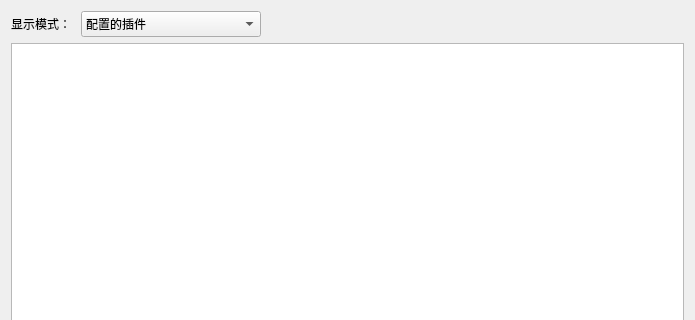
Above: DrillPluginInformationReader/Source/InformationModule/pluginListPart/p_PluginListPart.ui from DrillUp/DrillPluginInformationReader before the change; both pictures show x 0 to 695 and y 0 to 320 of the 695 by 487 pixel window. Below: the same form after it.
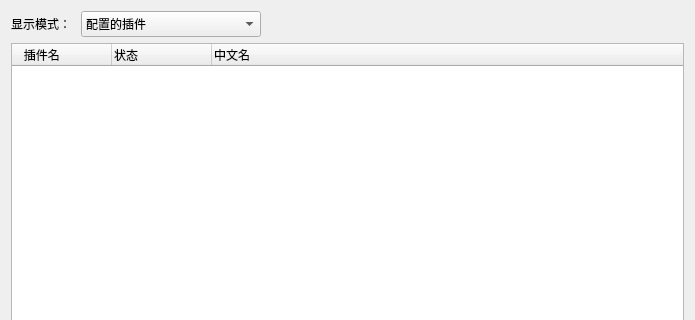
That is the form after the change.

Commit message: 添加了插件列表显示。

What changed in the file:
```diff
--- a/DrillPluginInformationReader/Source/InformationModule/pluginListPart/p_PluginListPart.ui
+++ b/DrillPluginInformationReader/Source/InformationModule/pluginListPart/p_PluginListPart.ui
@@ -74,7 +74,23 @@
         <number>0</number>
        </property>
        <item>
-        <widget class="QTableWidget" name="tableWidget_configedPlugin"/>
+        <widget class="QTreeWidget" name="treeWidget_configedPlugin">
+         <column>
+          <property name="text">
+           <string>   插件名</string>
+          </property>
+         </column>
+         <column>
+          <property name="text">
+           <string>状态</string>
+          </property>
+         </column>
+         <column>
+          <property name="text">
+           <string>中文名</string>
+          </property>
+         </column>
+        </widget>
        </item>
       </layout>
      </widget>
```
The commit also changes 8 other files.
